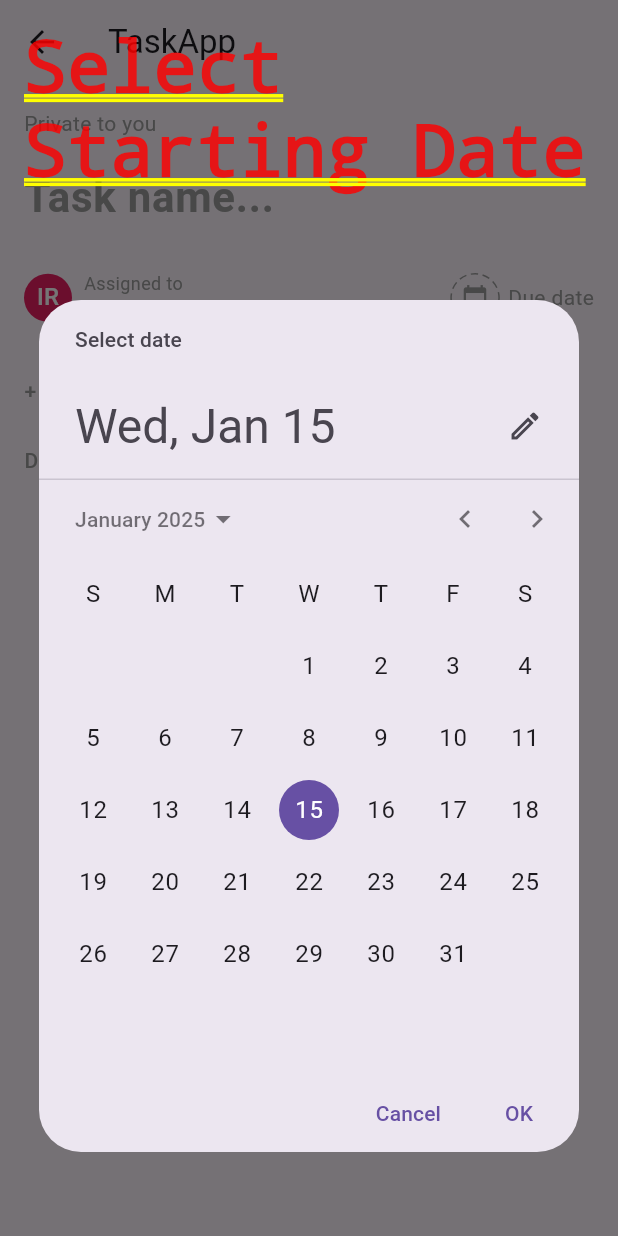
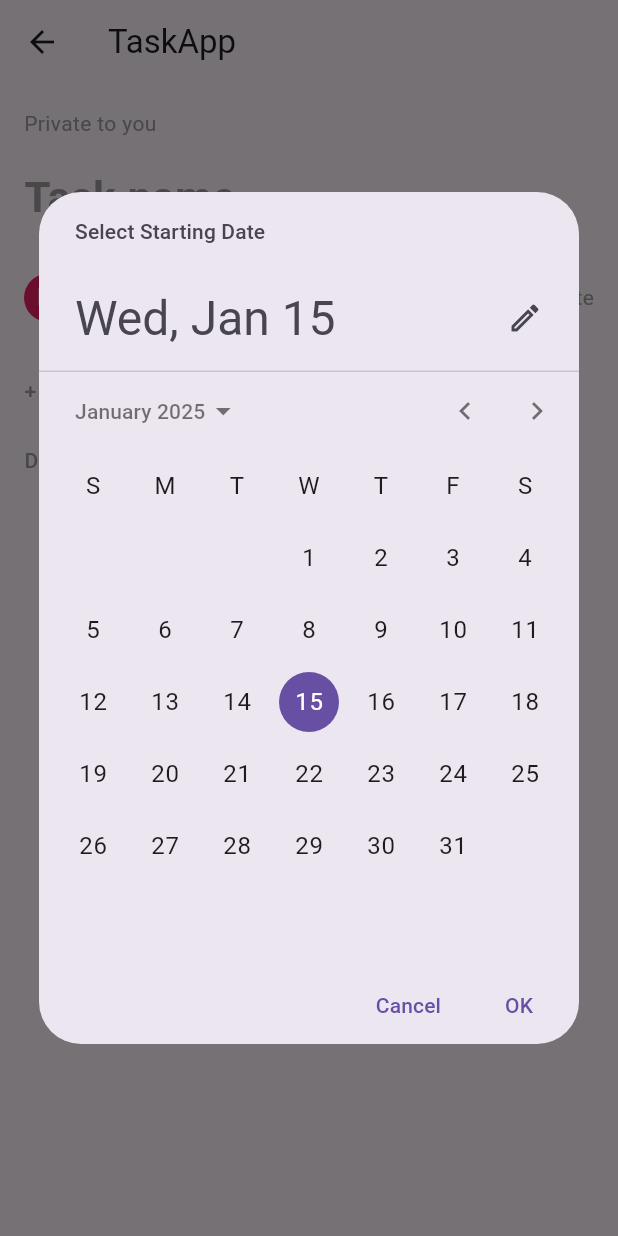
Before and after one commit to IMTIAZ-RONY/Ostad_batch_07, a Flutter app: the AddTaskScreen screen opened directly, after a tap on "Due date", on a phone screen of 412 x 824 dp. Run offline on Flutter 3.47's test engine with Material 3 defaults, Android fonts, the phone set to English and light mode, and no system bars; drawn by our look-alikes of dotted_border; our stand-ins replace file_picker, flutter_screenutil, get, get_storage, image_picker, socket_io_client; accounts and stored records are empty; network calls fail.

Commit message:
socket_io_get_x

```diff
--- a/lib/ui/screens/add_task_screen.dart
+++ b/lib/ui/screens/add_task_screen.dart
@@ -42,13 +42,19 @@ class _AddTaskScreenState extends State<AddTaskScreen> {
         controllers.every((controller) => controller.text.isEmpty);
   }
 
-  /* Future<void> _selectStartDate(BuildContext context) async {
+   Future<void> _selectStartDate(BuildContext context) async {
     DateTime now = DateTime.now();
     DateTime? picked = await showDatePicker(
       context: context,
       initialDate: startDate ?? now,
       firstDate: DateTime(now.year - 50),
       lastDate: DateTime(now.year + 50),
+      helpText: 'Select Starting Date',
+      //barrierColor:Colors.greenAccent ,
+      initialDatePickerMode: DatePickerMode.day, // Start with day picker
+      fieldHintText: 'MM/DD/YYYY', // Hint for manual input
+      fieldLabelText: 'Enter your 1st date.', // Label for manual input
+
     );
 
     if (picked != null) {
@@ -57,72 +63,23 @@ class _AddTaskScreenState extends State<AddTaskScreen> {
       });
       _selectEndDate(context);
     }
-  }*/
-  Future<void> _selectStartDate(BuildContext context) async {
-    DateTime now = DateTime.now();
-    DateTime? picked = await showDatePicker(
-      context: context,
-      initialDate: startDate ?? now,
-      firstDate: DateTime(now.year - 50),
-      lastDate: DateTime(now.year + 50),
-      builder: (BuildContext context, Widget? child) {
-        return Column(
-          children: [
-            Container(
-              child: Text('Select Starting Date'),
-              padding: EdgeInsets.all(16),
-              alignment: Alignment.center,
-            ),
-            Expanded(child: child!),
-          ],
-        );
-      },
-    );
-    if (picked != null) {
-      setState(() {
-        startDate = picked;
-      });
-      _selectEndDate(context);
-    }
   }
 
-  /*Future<void> _selectEndDate(BuildContext context) async {
+
+  Future<void> _selectEndDate(BuildContext context) async {
     DateTime now = DateTime.now();
     DateTime? picked = await showDatePicker(
       context: context,
       initialDate: endDate ?? now,
       firstDate: DateTime(now.year - 50),
       lastDate: DateTime(now.year + 50),
+      helpText: 'Select Ending Date',
+      initialDatePickerMode:DatePickerMode.day ,
+      fieldHintText:"MM/DD/YYYY" ,
+      fieldLabelText:"Enter your 2nd date.",
+
     );
 
-    if (picked != null) {
-      setState(() {
-        endDate = picked;
-      });
-      _selectEndTime(context);
-    }
-  }*/
-  Future<void> _selectEndDate(BuildContext context) async {
-    DateTime now = DateTime.now();
-    DateTime? picked = await showDatePicker(
-      context: context,
-      initialDate: endDate ?? now,
-      firstDate: startDate ?? now,
-      // Ensure end date is after start date
-      lastDate: DateTime(now.year + 50),
-      builder: (BuildContext context, Widget? child) {
-        return Column(
-          children: [
-            Container(
-              child: Text('Select Last Date'),
-              padding: EdgeInsets.all(16),
-              alignment: Alignment.center,
-            ),
-            Expanded(child: child!),
-          ],
-        );
-      },
-    );
     if (picked != null) {
       setState(() {
         endDate = picked;
@@ -508,7 +465,7 @@ class _AddTaskScreenState extends State<AddTaskScreen> {
                                 top: 1,
                                 child: IconButton(
                                   icon: const Icon(Icons.cancel_rounded,
-                                      color: Colors.white),
+                                      color: Colors.red),
                                   onPressed: () {
                                     setState(() {
                                       // attachedFiles.remove(file);
@@ -525,33 +482,7 @@ class _AddTaskScreenState extends State<AddTaskScreen> {
                   ),
                   const SizedBox(height: 160),
 
-                  /* Row(
-                    mainAxisAlignment: MainAxisAlignment.spaceEvenly,
-                    children: [
-                      IconButton(
-                        icon: const Icon(Icons.camera_alt),
-                        onPressed: _pickImageFromCamera,
-                      ),
-                      IconButton(
-                        icon: const Icon(Icons.photo_library),
-                        onPressed: _pickImageFromGallery,
-                      ),
-                      IconButton(
-                        icon: const Icon(Icons.attach_file),
-                        onPressed: _attachDocument,
-                      ),
-                      IconButton(
-                        icon: const Icon(Icons.group_add),
-                        onPressed: () {},
-                      ),
-                      TextButton(
-                        onPressed: () {
-                          // Handle create action
-                        },
-                        child: const Text('Create'),
-                      ),
-                    ],
-                  ),*/
+
                   Row(
                     mainAxisAlignment: MainAxisAlignment.spaceEvenly,
                     children: [
```
